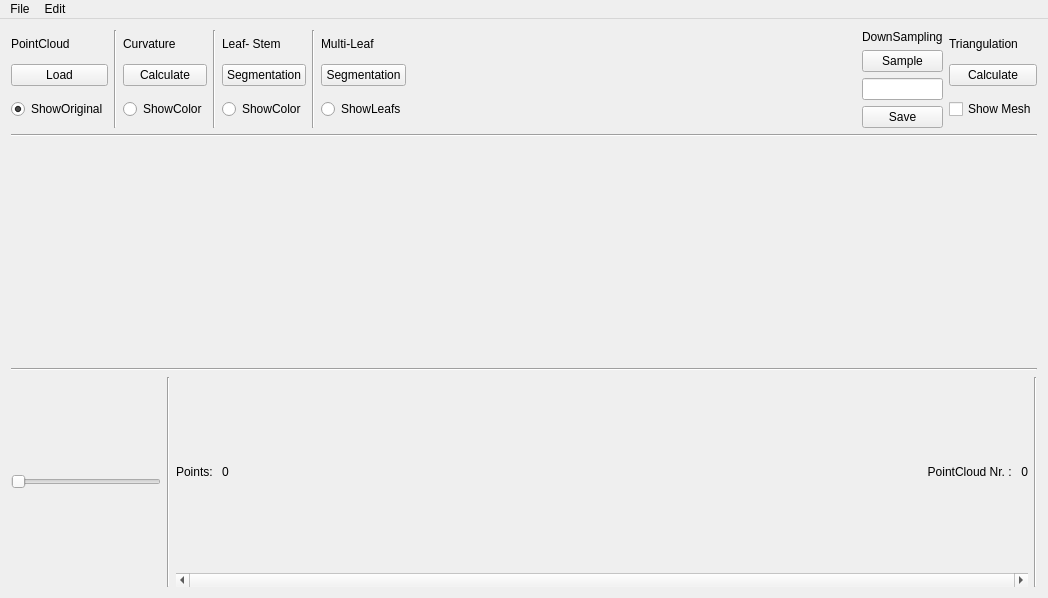
Qt form mainwindow.ui (freshbo/GC_CloudSegmentation) before a commit.
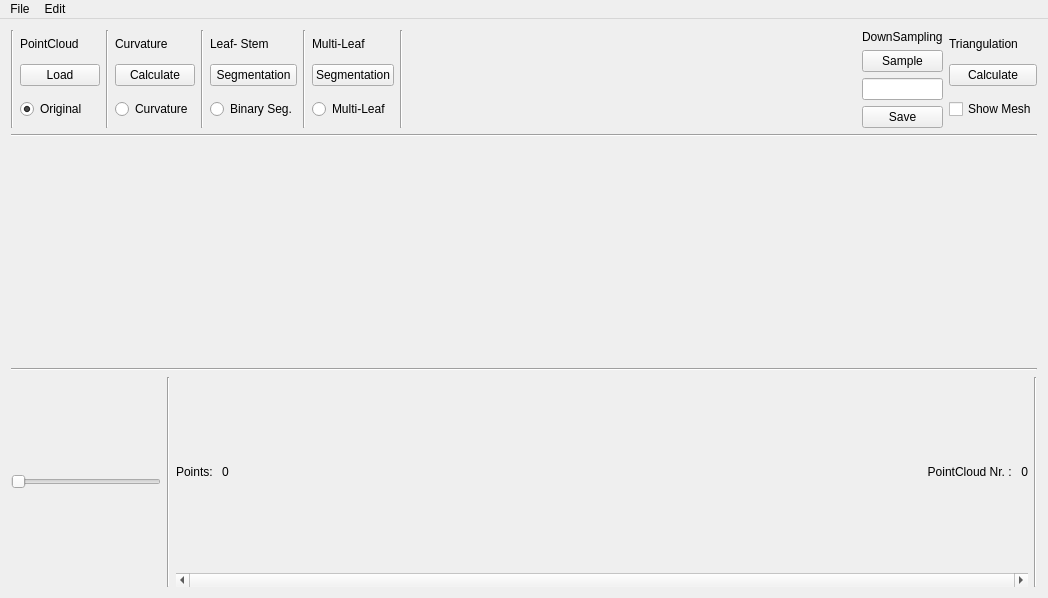
The same form after that commit. Custom widgets are drawn as their Qt base class.

```diff
--- a/mainwindow.ui
+++ b/mainwindow.ui
@@ -25,6 +25,13 @@
      <layout class="QVBoxLayout" name="Operations_Line_LAYOUT">
       <item>
        <layout class="QHBoxLayout" name="Operations_LAYOUT">
+        <item>
+         <widget class="Line" name="line_9">
+          <property name="orientation">
+           <enum>Qt::Vertical</enum>
+          </property>
+         </widget>
+        </item>
         <item>
          <layout class="QVBoxLayout" name="General_LAYOUT">
           <item>
@@ -50,7 +57,7 @@
           <item>
            <widget class="QRadioButton" name="ShowOriginal">
             <property name="text">
-             <string>ShowOriginal</string>
+             <string>Original</string>
             </property>
             <property name="checked">
              <bool>true</bool>
@@ -118,7 +125,7 @@
           <item>
            <widget class="QRadioButton" name="CurvColorCode">
             <property name="text">
-             <string>ShowColor</string>
+             <string>Curvature</string>
             </property>
            </widget>
           </item>
@@ -156,7 +163,7 @@
           <item>
            <widget class="QRadioButton" name="SegColorCode">
             <property name="text">
-             <string>ShowColor</string>
+             <string>Binary Seg.</string>
             </property>
            </widget>
           </item>
@@ -194,12 +201,19 @@
           <item>
            <widget class="QRadioButton" name="ShowLeafs">
             <property name="text">
-             <string>ShowLeafs</string>
+             <string>Multi-Leaf</string>
             </property>
            </widget>
           </item>
          </layout>
         </item>
+        <item>
+         <widget class="Line" name="line_8">
+          <property name="orientation">
+           <enum>Qt::Vertical</enum>
+          </property>
+         </widget>
+        </item>
         <item>
          <spacer name="horizontalSpacer">
           <property name="orientation">
```
